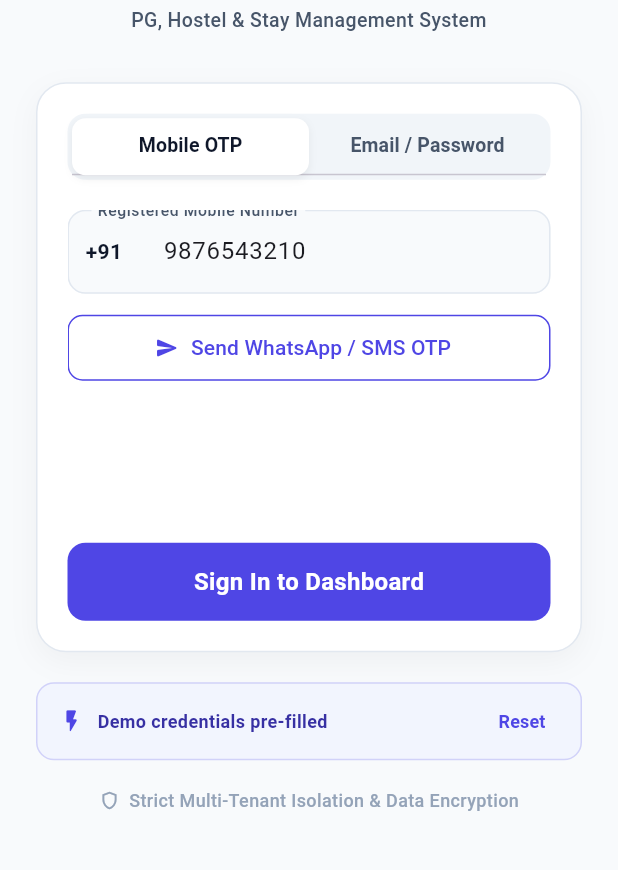
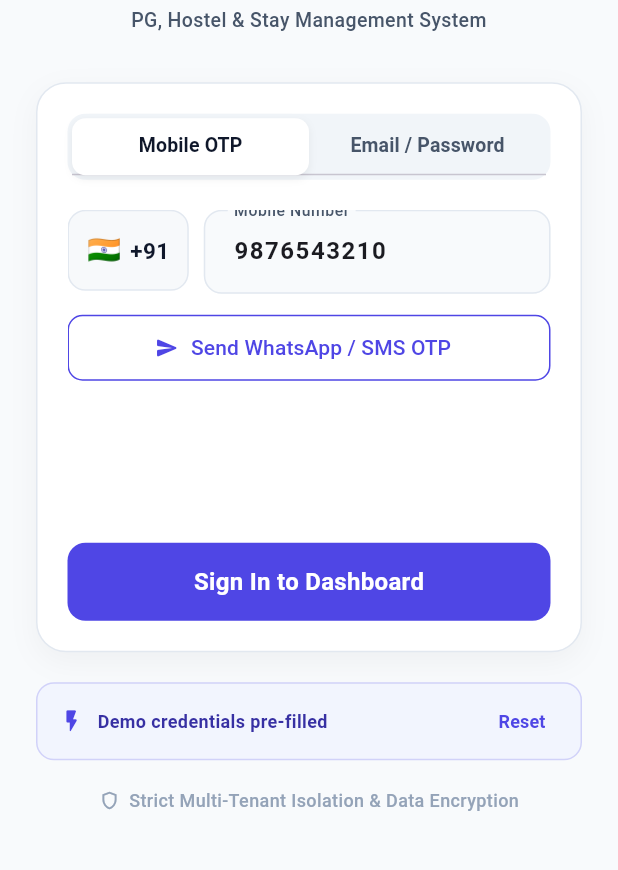
Before and after one commit to vijaybanoth7165/accommodation_platform, a Flutter app: the screen it shows after launch, on a phone screen of 412 x 824 dp, the part 298-1168 px from its top. Run offline on Flutter 3.47's test engine with Material 3 defaults, Android fonts, the phone set to English and light mode, and no system bars.

Commit message:
fix: enforce numeric-only phone input formatter with 10-digit limit and separate country code badge

```diff
--- a/lib/screens/auth/login_screen.dart
+++ b/lib/screens/auth/login_screen.dart
@@ -1,4 +1,5 @@
 import 'package:flutter/material.dart';
+import 'package:flutter/services.dart';
 import '../../core/constants/app_colors.dart';
 
 class LoginScreen extends StatefulWidget {
@@ -268,25 +269,55 @@ class _LoginScreenState extends State<LoginScreen> with SingleTickerProviderStat
     return Column(
       crossAxisAlignment: CrossAxisAlignment.stretch,
       children: [
-        TextFormField(
-          controller: _phoneController,
-          keyboardType: TextInputType.phone,
-          decoration: InputDecoration(
-            labelText: 'Registered Mobile Number',
-            hintText: '98765 43210',
-            prefixIcon: Container(
+        Row(
+          crossAxisAlignment: CrossAxisAlignment.start,
+          children: [
+            Container(
+              height: 54,
               padding: const EdgeInsets.symmetric(horizontal: 12),
-              alignment: Alignment.centerLeft,
-              width: 60,
-              child: const Text(
-                '+91',
-                style: TextStyle(
+              decoration: BoxDecoration(
+                color: AppColors.surfaceVariant.withValues(alpha: 0.6),
+                borderRadius: BorderRadius.circular(12),
+                border: Border.all(color: AppColors.border),
+              ),
+              child: Row(
+                mainAxisSize: MainAxisSize.min,
+                children: const [
+                  Text('🇮🇳', style: TextStyle(fontSize: 18)),
+                  SizedBox(width: 6),
+                  Text(
+                    '+91',
+                    style: TextStyle(
+                      fontWeight: FontWeight.w700,
+                      fontSize: 15,
+                      color: AppColors.textPrimary,
+                    ),
+                  ),
+                ],
+              ),
+            ),
+            const SizedBox(width: 10),
+            Expanded(
+              child: TextFormField(
+                controller: _phoneController,
+                keyboardType: TextInputType.number,
+                inputFormatters: [
+                  FilteringTextInputFormatter.digitsOnly,
+                  LengthLimitingTextInputFormatter(10),
+                ],
+                style: const TextStyle(
+                  fontSize: 16,
                   fontWeight: FontWeight.w600,
-                  color: AppColors.textPrimary,
+                  letterSpacing: 1.0,
+                ),
+                decoration: const InputDecoration(
+                  labelText: 'Mobile Number',
+                  hintText: '98765 43210',
+                  counterText: '',
                 ),
               ),
             ),
-          ),
+          ],
         ),
         const SizedBox(height: 12),
         if (!_otpSent)
@@ -313,7 +344,10 @@ class _LoginScreenState extends State<LoginScreen> with SingleTickerProviderStat
           TextFormField(
             controller: _otpController,
             keyboardType: TextInputType.number,
-            maxLength: 4,
+            inputFormatters: [
+              FilteringTextInputFormatter.digitsOnly,
+              LengthLimitingTextInputFormatter(4),
+            ],
             decoration: const InputDecoration(
               labelText: 'Enter 4-Digit OTP',
               hintText: '4567',
```
